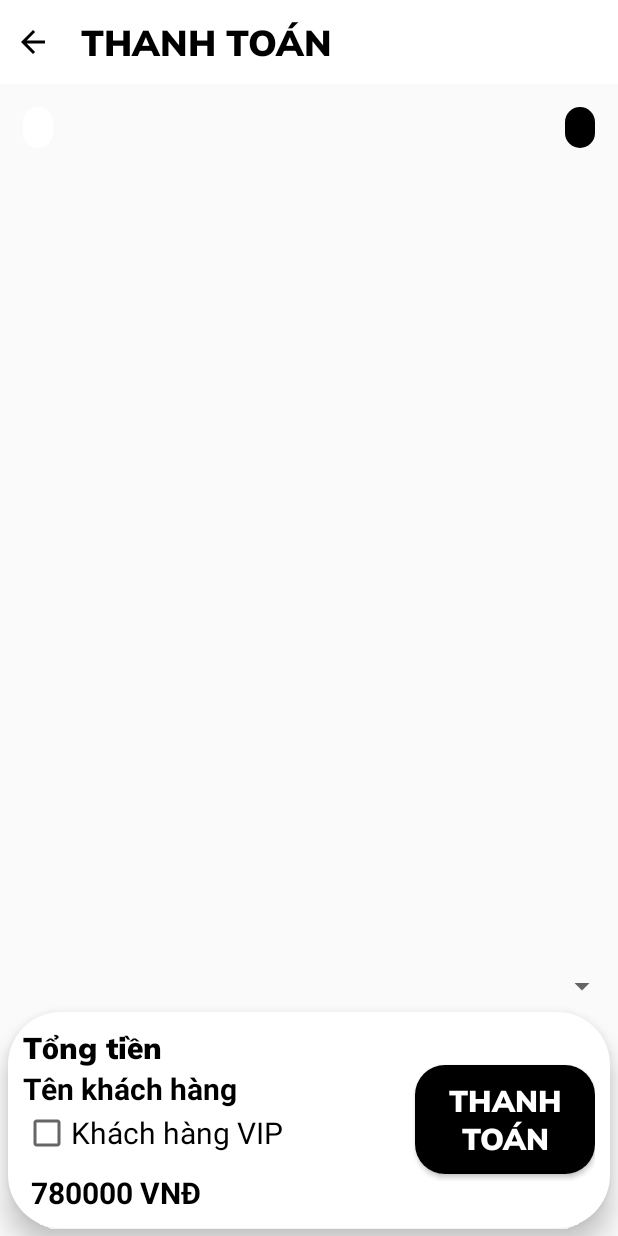
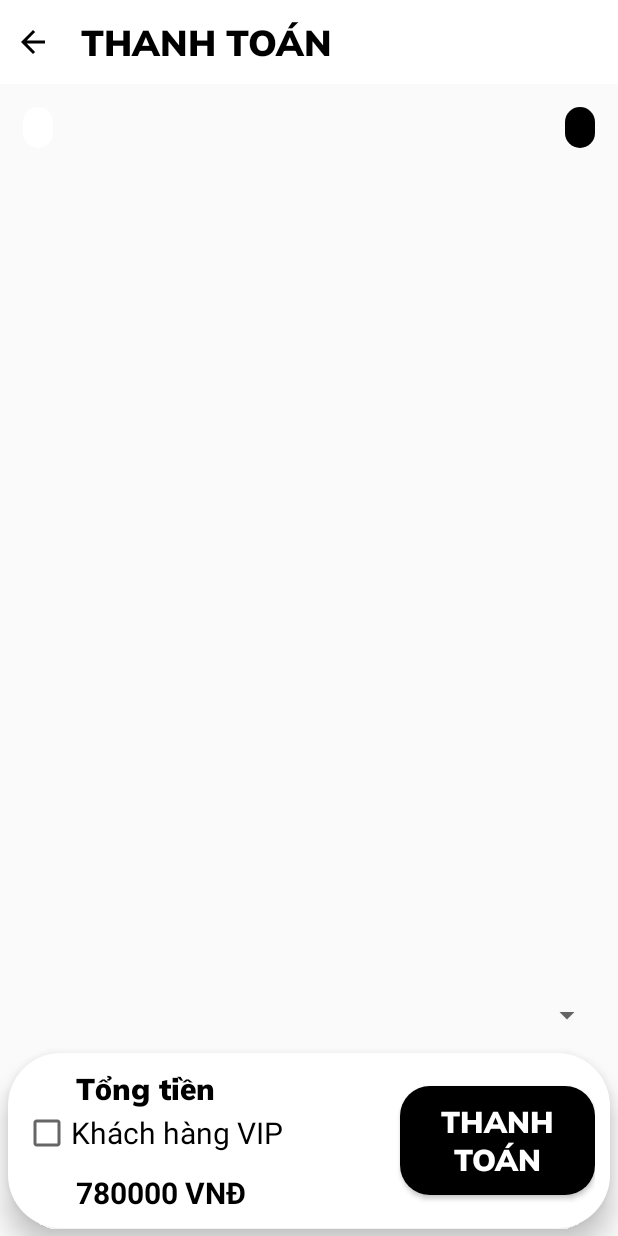
Before and after one commit to MinhQuan117/PRO1121_Nhom8_CP17312_QuanLyCafe, an Android app: the PaymentActivity screen opened directly, with no data from a screen before it, on a phone screen of 412 x 824 dp. Run offline under Robolectric (Android 15) with nearby library versions, the phone set to English and light mode, and no system bars; Roboto replaces fonts that are not available here.

Commit message:
update thông tin hóa đơn

```diff
--- a/app/src/main/java/com/example/pro1121_cp17312_nhom8_quanlycafe/Activities/AmountMenuActivity.java
+++ b/app/src/main/java/com/example/pro1121_cp17312_nhom8_quanlycafe/Activities/AmountMenuActivity.java
@@ -70,10 +70,12 @@ public class AmountMenuActivity extends AppCompatActivity {
                     }
                 }else {
                     int sluong = Integer.parseInt(TXTL_amountmenu_SoLuong.getEditText().getText().toString());
+                    String ghichu = TXTL_amountmenu_GhiChu.getEditText().getText().toString();
                     ChiTietDonDatDTO chiTietDonDatDTO = new ChiTietDonDatDTO();
                     chiTietDonDatDTO.setMaMon(mamon);
                     chiTietDonDatDTO.setMaDonDat(madondat);
                     chiTietDonDatDTO.setSoLuong(sluong);
+                    chiTietDonDatDTO.setGhichu(ghichu);
 
                     boolean ktracapnhat = chiTietDonDatDAO.ThemChiTietDonDat(chiTietDonDatDTO);
                     if(ktracapnhat){
--- a/app/src/main/java/com/example/pro1121_cp17312_nhom8_quanlycafe/Activities/PaymentActivity.java
+++ b/app/src/main/java/com/example/pro1121_cp17312_nhom8_quanlycafe/Activities/PaymentActivity.java
@@ -135,7 +135,7 @@ public class PaymentActivity extends AppCompatActivity implements View.OnClickLi
 
                 });
             }
-            TXT_payment_TongTien.setText(String.valueOf(tongtien) +" VNĐ");
+            TXT_payment_TongTien.setText("chưa đặt đồ");
 
         }
 
--- a/app/src/main/java/com/example/pro1121_cp17312_nhom8_quanlycafe/Adapter/AdapterDisplayStatistic.java
+++ b/app/src/main/java/com/example/pro1121_cp17312_nhom8_quanlycafe/Adapter/AdapterDisplayStatistic.java
@@ -77,6 +77,7 @@ public class AdapterDisplayStatistic extends BaseAdapter {
             viewHolder.txt_customstatistic_TrangThai.setText("Đã thanh toán");
         }else {
             viewHolder.txt_customstatistic_TrangThai.setText("Chưa thanh toán");
+            viewHolder.txt_customstatistic_TongTien.setText("chưa đặt đồ");
         }
         KhachHangDTO khachHangDTO = khachHangDAO.LayKHTheoMa(donDatDTO.getMaNV());
         viewHolder.txt_detailstatistic_TenKH.setText(khachHangDTO.getHOTENKH());
--- a/app/src/main/res/layout/custom_layout_displaytable.xml
+++ b/app/src/main/res/layout/custom_layout_displaytable.xml
@@ -22,7 +22,9 @@
         android:src="@drawable/table_coffee"
         android:layout_below="@+id/txt_customtable_TenBanAn"
         android:background="@color/cream"
+        android:layout_marginTop="10dp"
         />
+
     <ImageView
         android:id="@+id/img_customtable_GoiMon"
         android:layout_width="35dp"
--- a/app/src/main/res/layout/payment_layout.xml
+++ b/app/src/main/res/layout/payment_layout.xml
@@ -90,7 +90,9 @@
     <Spinner
         android:id="@+id/SpinnerKhachHang"
         android:layout_width="match_parent"
-        android:layout_height="wrap_content"/>
+        android:layout_height="20dp"
+        android:layout_margin="10dp"
+        />
     <RelativeLayout
         android:layout_width="match_parent"
         android:layout_height="wrap_content"
@@ -113,19 +115,12 @@
                 android:layout_height="wrap_content"
                 android:text="Tổng tiền"
                 android:textColor="@color/black"
-
+                android:layout_marginLeft="35dp"
                 android:fontFamily="@font/muli_black"
                 android:textSize="20sp"
                 android:textStyle="bold"
                 />
-            <TextView
-                android:layout_width="wrap_content"
-                android:layout_height="wrap_content"
-                android:text="Tên khách hàng"
-                android:textColor="@color/black"
-                android:textSize="20sp"
-                android:textStyle="bold"
-                />
+
             <CheckBox
                 android:id="@+id/ChkVip"
                 android:layout_width="wrap_content"
@@ -146,14 +141,14 @@
                 android:textColor="@color/black"
                 android:textSize="20sp"
                 android:textStyle="bold"
-                android:layout_marginLeft="5dp"/>
+                android:layout_marginLeft="35dp"/>
 
         </LinearLayout>
 
         <Button
             android:id="@+id/btn_payment_ThanhToan"
             android:layout_centerVertical="true"
-            android:layout_width="120dp"
+            android:layout_width="130dp"
             android:padding="10dp"
             android:layout_height="wrap_content"
             android:layout_alignParentRight="true"
```
Also changed, not shown: app/src/main/java/com/example/pro1121_cp17312_nhom8_quanlycafe/Adapter/AdapterDisplayTable.java (+14 -2 lines).
